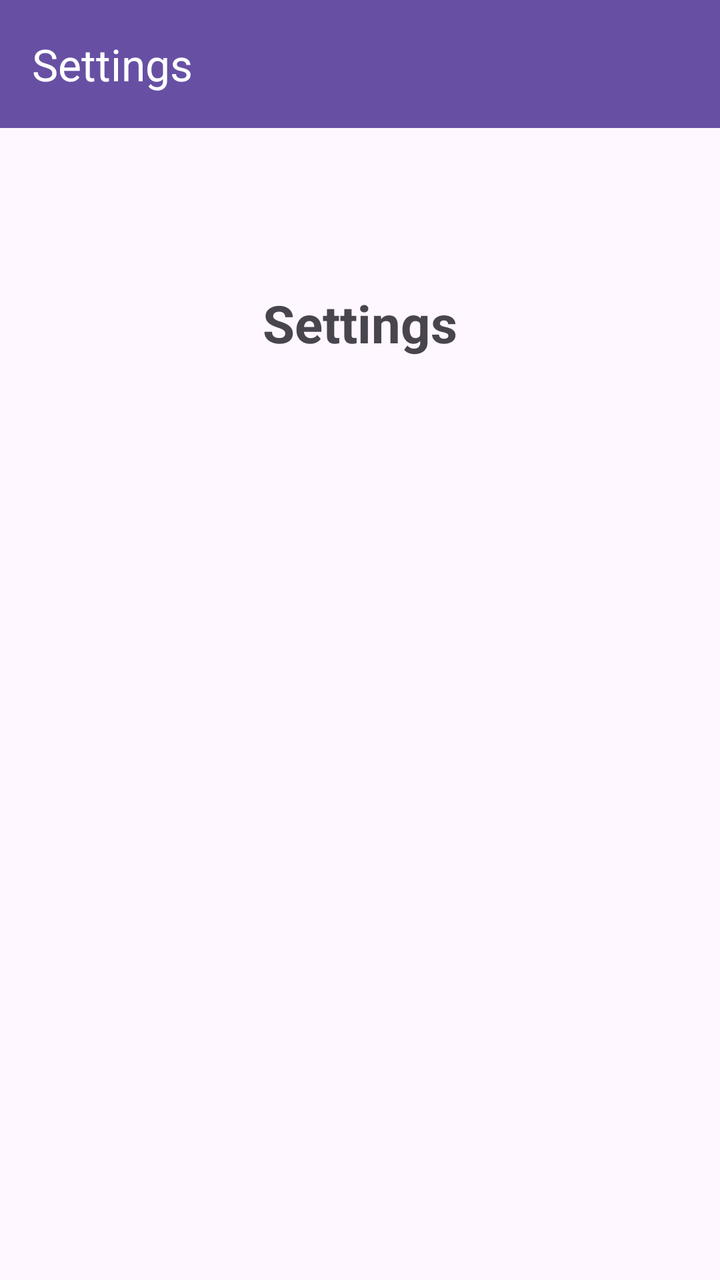
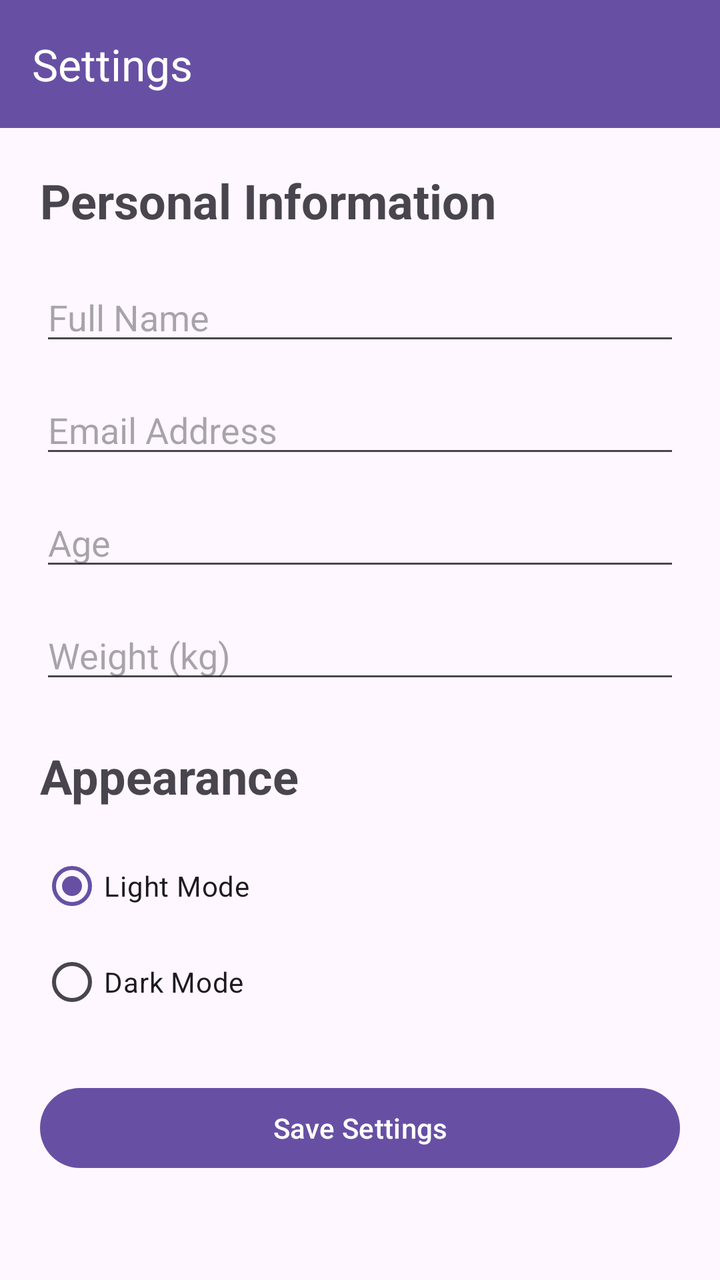

Two renders of the same Android screen: before a commit and after it. Below are the layout's source before the change and the commit's diff.
<!-- AndroidManifest.xml: application theme Theme.Coen390Project -->
<!-- res/layout/activity_option5.xml -->
<?xml version="1.0" encoding="utf-8"?>
<LinearLayout
    xmlns:android="http://schemas.android.com/apk/res/android"
    xmlns:app="http://schemas.android.com/apk/res-auto"
    android:layout_width="match_parent"
    android:layout_height="match_parent"
    android:orientation="vertical">

    <androidx.appcompat.widget.Toolbar
        android:id="@+id/optionToolbar"
        android:layout_width="match_parent"
        android:layout_height="?attr/actionBarSize"
        android:background="?attr/colorPrimary"
        app:title="Settings"
        app:titleTextColor="@android:color/white" />

    <TextView
        android:layout_width="match_parent"
        android:layout_height="wrap_content"
        android:layout_marginTop="80dp"
        android:gravity="center"
        android:text="Settings"
        android:textSize="26sp"
        android:textStyle="bold" />

</LinearLayout>
<!-- resources referenced by this layout -->
<resources>
  <style name="Theme.Coen390Project" parent="Base.Theme.Coen390Project" />
  <style name="Base.Theme.Coen390Project" parent="Theme.Material3.DayNight.NoActionBar">
          
          
      </style>
</resources>

<!-- the commit's change to res/layout/activity_option5.xml (unified diff, before → after) -->
@@ -1,4 +1,3 @@
-<?xml version="1.0" encoding="utf-8"?>
 <LinearLayout
     xmlns:android="http://schemas.android.com/apk/res/android"
     xmlns:app="http://schemas.android.com/apk/res-auto"
@@ -14,13 +13,93 @@
         app:title="Settings"
         app:titleTextColor="@android:color/white" />
 
-    <TextView
+    <ScrollView
         android:layout_width="match_parent"
-        android:layout_height="wrap_content"
-        android:layout_marginTop="80dp"
-        android:gravity="center"
-        android:text="Settings"
-        android:textSize="26sp"
-        android:textStyle="bold" />
+        android:layout_height="match_parent">
+
+        <LinearLayout
+            android:layout_width="match_parent"
+            android:layout_height="wrap_content"
+            android:orientation="vertical"
+            android:padding="20dp">
+
+            <TextView
+                android:layout_width="match_parent"
+                android:layout_height="wrap_content"
+                android:text="Personal Information"
+                android:textSize="24sp"
+                android:textStyle="bold"
+                android:layout_marginBottom="20dp" />
+
+            <EditText
+                android:id="@+id/nameEditText"
+                android:layout_width="match_parent"
+                android:layout_height="wrap_content"
+                android:hint="Full Name"
+                android:inputType="textPersonName"
+                android:layout_marginBottom="15dp" />
+
+            <EditText
+                android:id="@+id/emailEditText"
+                android:layout_width="match_parent"
+                android:layout_height="wrap_content"
+                android:hint="Email Address"
+                android:inputType="textEmailAddress"
+                android:layout_marginBottom="15dp" />
+
+            <EditText
+                android:id="@+id/ageEditText"
+                android:layout_width="match_parent"
+                android:layout_height="wrap_content"
+                android:hint="Age"
+                android:inputType="number"
+                android:layout_marginBottom="15dp" />
+
+            <EditText
+                android:id="@+id/weightEditText"
+                android:layout_width="match_parent"
+                android:layout_height="wrap_content"
+                android:hint="Weight (kg)"
+                android:inputType="numberDecimal"
+                android:layout_marginBottom="25dp" />
+
+            <TextView
+                android:layout_width="match_parent"
+                android:layout_height="wrap_content"
+                android:text="Appearance"
+                android:textSize="24sp"
+                android:textStyle="bold"
+                android:layout_marginBottom="15dp" />
+
+            <RadioGroup
+                android:id="@+id/themeRadioGroup"
+                android:layout_width="match_parent"
+                android:layout_height="wrap_content"
+                android:orientation="vertical"
+                android:layout_marginBottom="25dp">
+
+                <RadioButton
+                    android:id="@+id/lightModeRadio"
+                    android:layout_width="match_parent"
+                    android:layout_height="wrap_content"
+                    android:text="Light Mode"
+                    android:checked="true" />
+
+                <RadioButton
+                    android:id="@+id/darkModeRadio"
+                    android:layout_width="match_parent"
+                    android:layout_height="wrap_content"
+                    android:text="Dark Mode" />
+
+            </RadioGroup>
+
+            <Button
+                android:id="@+id/saveSettingsButton"
+                android:layout_width="match_parent"
+                android:layout_height="wrap_content"
+                android:text="Save Settings" />
+
+        </LinearLayout>
+    </ScrollView>
 
 </LinearLayout>
